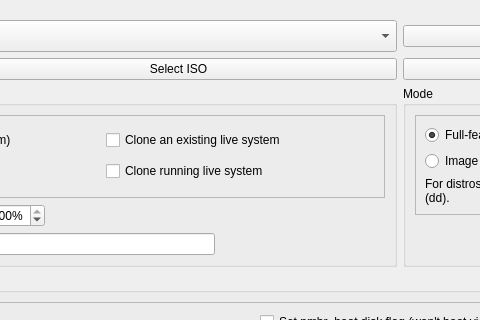
The window that mainwindow.ui (AdrianTM/mx-live-usb-maker) describes before a commit, drawn with Qt 5; both pictures show x 212 to 692 and y 0 to 320 of the 937 by 789 pixel window.
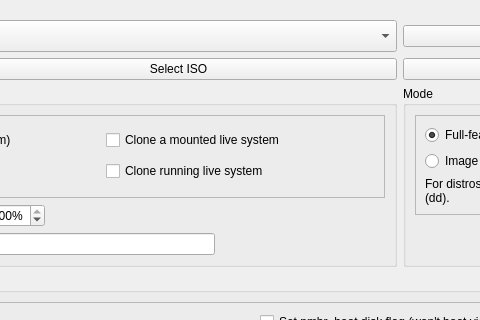
The same window after the commit. Icons and pictures are not drawn.

The edit to the form file:
```diff
--- a/mainwindow.ui
+++ b/mainwindow.ui
@@ -760,7 +760,7 @@
                 <string>clone from a mounted live-usb or iso-file.</string>
                </property>
                <property name="text">
-                <string>Clone an existing live system</string>
+                <string>Clone a mounted live system</string>
                </property>
               </widget>
              </item>
```
Left out of the diff: 28 changed lines with no effect on the pictures.
